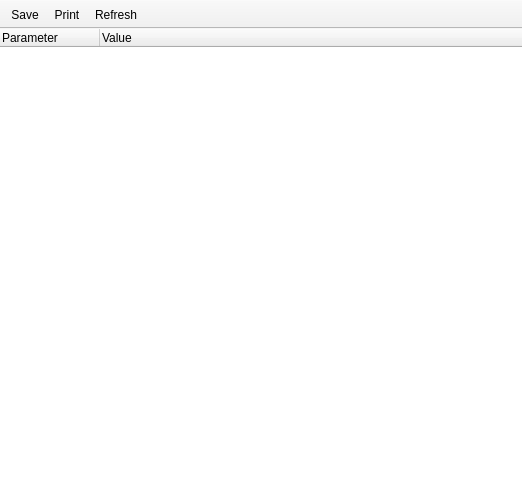
The window that source/client/ui/system_info_window.ui (dchapyshev/aspia) describes before a commit, drawn with Qt 5.
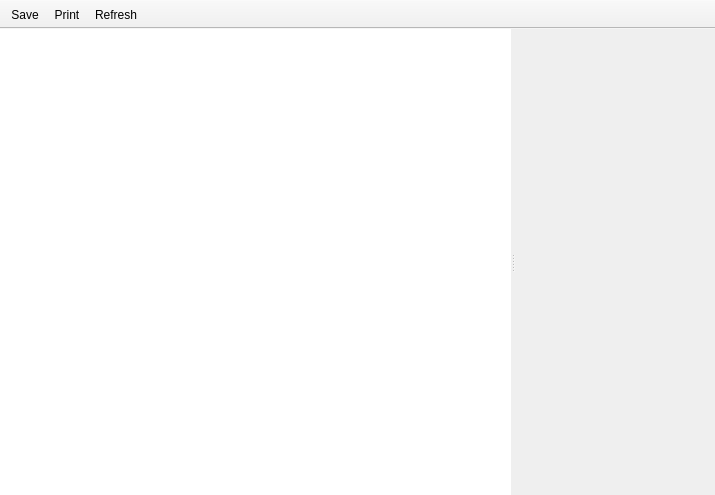
The same window after the commit. Icons and pictures are not drawn.

Commit message: Added common categories for system information.

```diff
--- a/source/client/ui/system_info_window.ui
+++ b/source/client/ui/system_info_window.ui
@@ -6,7 +6,7 @@
    <rect>
     <x>0</x>
     <y>0</y>
-    <width>522</width>
+    <width>715</width>
     <height>495</height>
    </rect>
   </property>
@@ -28,10 +28,11 @@
      <number>0</number>
     </property>
     <item>
-     <widget class="QTreeWidget" name="tree">
-      <property name="contextMenuPolicy">
-       <enum>Qt::CustomContextMenu</enum>
+     <widget class="QSplitter" name="splitter">
+      <property name="orientation">
+       <enum>Qt::Horizontal</enum>
       </property>
+      <widget class="QTreeWidget" name="tree_category">
       <property name="frameShape">
        <enum>QFrame::NoFrame</enum>
       </property>
@@ -44,16 +45,16 @@
         <height>16</height>
        </size>
       </property>
+       <attribute name="headerVisible">
+        <bool>false</bool>
+       </attribute>
       <column>
        <property name="text">
-        <string>Parameter</string>
-       </property>
-      </column>
-      <column>
-       <property name="text">
-        <string>Value</string>
-       </property>
-      </column>
+         <string notr="true"/>
+        </property>
+       </column>
+      </widget>
+      <widget class="QWidget" name="widget" native="true"/>
      </widget>
     </item>
    </layout>
```
Left out of the diff: 8 changed lines with no effect on the pictures. Lines whose indentation alone changed are shown as unchanged. The commit also changes 91 other files.
